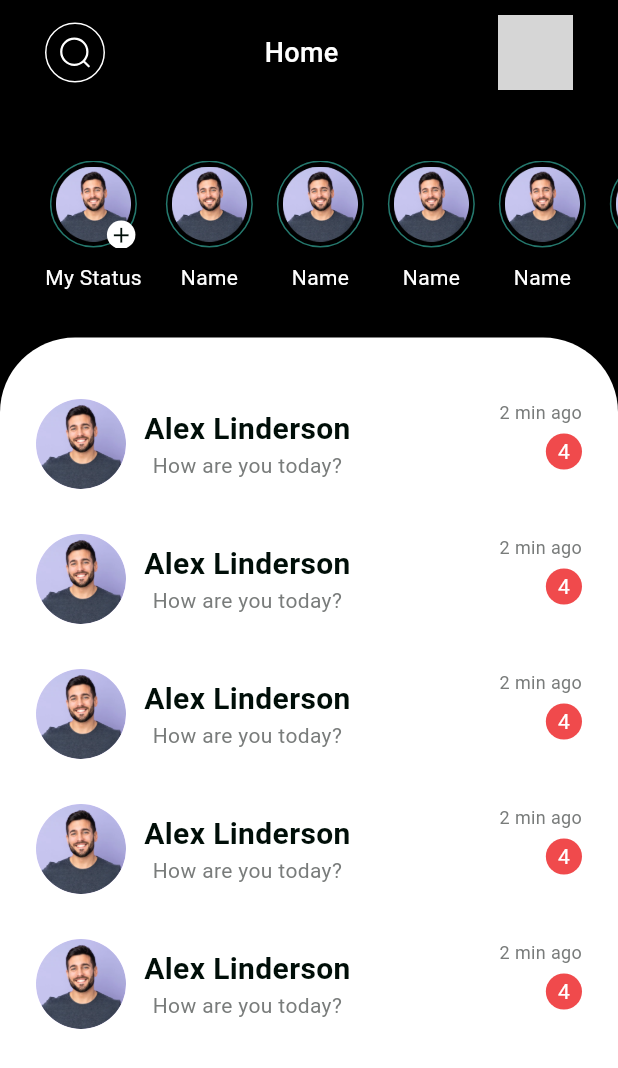
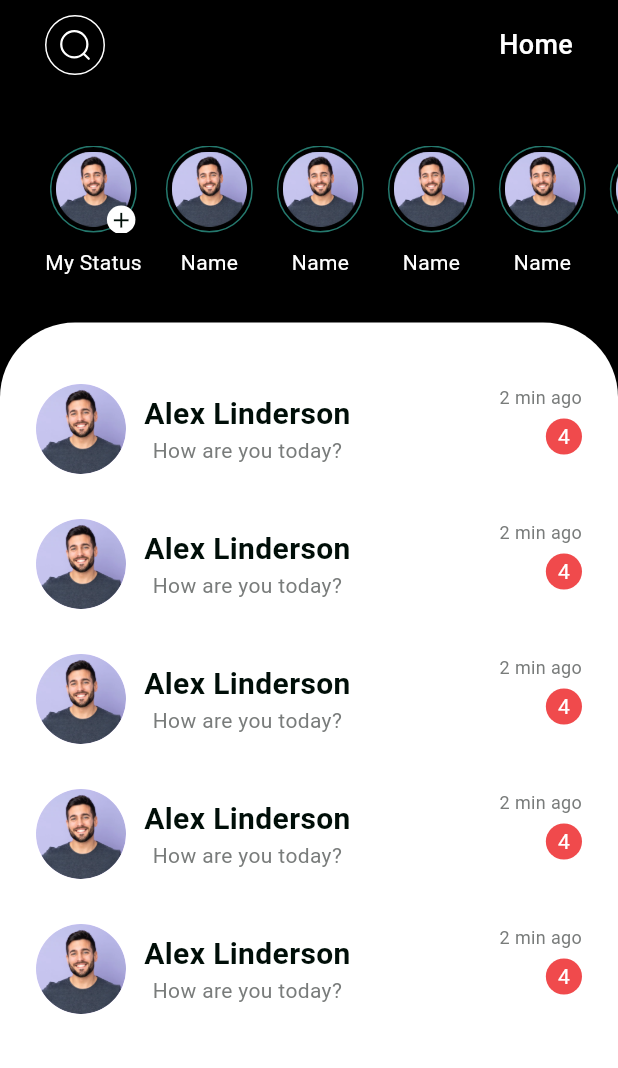
Before and after one commit to Ahmad-code916/chat_app, a Flutter app: the MessageScreen screen opened directly, on a phone screen of 412 x 824 dp. Shown: the top 1068 px of the screen. Run offline on Flutter 3.47's test engine with Material 3 defaults, Android fonts, the phone set to English and light mode, and no system bars; our stand-ins replace adaptive_dialog, cloud_firestore, firebase_auth, firebase_core, firebase_storage, flutter_svg and 2 more; accounts and stored records are empty; project files that could hold a hidden picture were left out; grey boxes are pictures that could not be loaded.

Commit message:
Push new changes

```diff
--- a/lib/main.dart
+++ b/lib/main.dart
@@ -2,6 +2,7 @@ import 'package:firebase_core/firebase_core.dart';
 import 'package:flutter/material.dart';
 import 'package:flutter_app/firebase_options.dart';
 import 'package:flutter_app/screens/splash_screen/splash_screen.dart';
+import 'package:flutter_app/utilities/app_strings.dart';
 import 'package:get/get.dart';
 
 void main() async {
@@ -16,6 +17,9 @@ class MyApp extends StatelessWidget {
   @override
   Widget build(BuildContext context) {
     return GetMaterialApp(
+      translations: AppTranslations(),
+      fallbackLocale: Locale('en', 'US'),
+      locale: Locale('en', 'US'),
       debugShowCheckedModeBanner: false,
       home: SplashScreen(),
     );
--- a/lib/screens/login_screen/login_screen_controller.dart
+++ b/lib/screens/login_screen/login_screen_controller.dart
@@ -44,6 +44,8 @@ class LoginScreenController extends GetxController {
         if (userData.exists) {
           UserBaseController.updateUserModel(
               UserModel.fromMap(userData.data() ?? {}));
+          print(
+              '^^^^^^^^^^^^^^^^^^^^^^^^^^^^${UserBaseController.userData.name ?? ""}');
         }
         Get.snackbar('Congratulations', 'Login Successfully!',
             backgroundColor: AppColors.whiteColor);
--- a/lib/screens/message_screen/message_screen.dart
+++ b/lib/screens/message_screen/message_screen.dart
@@ -3,7 +3,6 @@ import 'package:flutter_app/screens/message_screen/message_screen_controller.dar
 import 'package:flutter_app/utilities/user_base_conroller.dart';
 import 'package:flutter_svg/svg.dart';
 import 'package:get/get.dart';
-
 import '../../utilities/app_assets.dart';
 import '../../utilities/app_colors.dart';
 import '../../utilities/app_icons.dart';
@@ -50,11 +49,12 @@ class MessageScreen extends StatelessWidget {
                                 fontWeight: FontWeight.w500,
                                 fontSize: 18),
                           ),
-                          CircleAvatar(
-                            radius: 25,
-                            backgroundImage: NetworkImage(
-                                UserBaseController.userData.image ?? ""),
-                          ),
+                          // CircleAvatar(
+                          //   radius: 25,
+                          //   backgroundImage: NetworkImage(
+                          //       UserBaseController.userData.image ?? ""),
+                          // ),
+
                         ],
                       ),
                     ),
@@ -101,14 +101,14 @@ class MessageScreen extends StatelessWidget {
                                     )
                                   ],
                                 ),
-                                SizedBox(height: 10),
+                                const SizedBox(height: 10),
                                 Text(
                                   'My Status',
                                   style: TextStyle(color: AppColors.whiteColor),
                                 )
                               ],
                             ),
-                            SizedBox(width: 16),
+                            const SizedBox(width: 16),
                             Column(
                               children: [
                                 Container(
@@ -122,14 +122,14 @@ class MessageScreen extends StatelessWidget {
                                         height: 50),
                                   ),
                                 ),
-                                SizedBox(height: 10),
+                                const SizedBox(height: 10),
                                 Text(
                                   'Name',
                                   style: TextStyle(color: AppColors.whiteColor),
                                 )
                               ],
                             ),
-                            SizedBox(width: 16),
+                            const SizedBox(width: 16),
                             Column(
                               children: [
                                 Container(
@@ -143,14 +143,14 @@ class MessageScreen extends StatelessWidget {
                                         height: 50),
                                   ),
                                 ),
-                                SizedBox(height: 10),
+                                const SizedBox(height: 10),
                                 Text(
                                   'Name',
                                   style: TextStyle(color: AppColors.whiteColor),
                                 )
                               ],
                             ),
-                            SizedBox(width: 16),
+                            const SizedBox(width: 16),
                             Column(
                               children: [
                                 Container(
@@ -164,14 +164,14 @@ class MessageScreen extends StatelessWidget {
                                         height: 50),
                                   ),
                                 ),
-                                SizedBox(height: 10),
+                                const SizedBox(height: 10),
                                 Text(
                                   'Name',
                                   style: TextStyle(color: AppColors.whiteColor),
                                 )
                               ],
                             ),
-                            SizedBox(width: 16),
+                            const SizedBox(width: 16),
                             Column(
                               children: [
                                 Container(
@@ -185,14 +185,14 @@ class MessageScreen extends StatelessWidget {
                                         height: 50),
                                   ),
                                 ),
-                                SizedBox(height: 10),
+                                const SizedBox(height: 10),
                                 Text(
                                   'Name',
                                   style: TextStyle(color: AppColors.whiteColor),
                                 )
                               ],
                             ),
-                            SizedBox(width: 16),
+                            const SizedBox(width: 16),
                             Column(
                               children: [
                                 Container(
@@ -206,14 +206,35 @@ class MessageScreen extends StatelessWidget {
                                         height: 50),
                                   ),
                                 ),
-                                SizedBox(height: 10),
+                                const SizedBox(height: 10),
                                 Text(
                                   'Name',
                                   style: TextStyle(color: AppColors.whiteColor),
                                 )
                               ],
                             ),
-                            SizedBox(width: 16),
+                            const SizedBox(width: 16),
+                            Column(
+                              children: [
+                                Container(
+                                  decoration: BoxDecoration(
+                                      shape: BoxShape.circle,
+                                      border: Border.all(
+                                          color: AppColors.greenColor)),
+                                  child: Padding(
+                                    padding: const EdgeInsets.all(3),
+                                    child: Image.asset(AppAssets.boyImage,
+                                        height: 50),
+                                  ),
+                                ),
+                                const SizedBox(height: 10),
+                                Text(
+                                  'Name',
+                                  style: TextStyle(color: AppColors.whiteColor),
+                                )
+                              ],
+                            ),
+                            const SizedBox(width: 16),
                             Column(
                               children: [
                                 Container(
@@ -248,14 +269,14 @@ class MessageScreen extends StatelessWidget {
                                         height: 50),
                                   ),
                                 ),
-                                SizedBox(height: 10),
+                                const SizedBox(height: 10),
                                 Text(
                                   'Name',
                                   style: TextStyle(color: AppColors.whiteColor),
                                 )
                               ],
                             ),
-                            SizedBox(width: 16),
+                            const SizedBox(width: 16),
                             Column(
                               children: [
                                 Container(
@@ -269,14 +290,14 @@ class MessageScreen extends StatelessWidget {
                                         height: 50),
                                   ),
                                 ),
-                                SizedBox(height: 10),
+                                const SizedBox(height: 10),
                                 Text(
                                   'Name',
                                   style: TextStyle(color: AppColors.whiteColor),
                                 )
                               ],
                             ),
-                            SizedBox(width: 16),
+                            const SizedBox(width: 16),
                             Column(
                               children: [
                                 Container(
@@ -290,28 +311,7 @@ class MessageScreen extends StatelessWidget {
                                         height: 50),
                                   ),
                                 ),
-                                SizedBox(height: 10),
-                                Text(
-                                  'Name',
-                                  style: TextStyle(color: AppColors.whiteColor),
-                                )
-                              ],
-                            ),
-                            SizedBox(width: 16),
-                            Column(
-                              children: [
-                                Container(
-                                  decoration: BoxDecoration(
-                                      shape: BoxShape.circle,
-                                      border: Border.all(
-                                          color: AppColors.greenColor)),
-                                  child: Padding(
-                                    padding: const EdgeInsets.all(3),
-                                    child: Image.asset(AppAssets.boyImage,
-                                        height: 50),
-                                  ),
-                                ),
-                                SizedBox(height: 10),
+                                const SizedBox(height: 10),
                                 Text(
                                   'Name',
                                   style: TextStyle(color: AppColors.whiteColor),
--- /dev/null
+++ b/lib/services/services.dart
@@ -0,0 +1 @@
+class Services {}
--- a/lib/utilities/app_strings.dart
+++ b/lib/utilities/app_strings.dart
@@ -1,3 +1,5 @@
+import 'package:get/get.dart';
+
 class AppStrings {
   static const String connectFriend = 'Connect friends easily & quickly';
   static const String ourChatApp =
@@ -39,3 +41,18 @@ class AppStrings {
   static const String shareLocation = 'shareLocation';
   static const String settings = 'Settings';
 }
+
+class AppTranslations extends Translations {
+  @override
+  // TODO: implement keys
+  Map<String, Map<String, String>> get keys => {
+        'en_US': {
+          'connectFriend': 'Connect friends easily & quickly',
+          'home': 'home',
+        },
+        'ur_PK': {
+          'connectFriend': 'دوستوں کو آسانی اور تیزی سے جوڑیں',
+          'home': 'ہوم',
+        },
+      };
+}
```
Also changed, not shown: lib/models/thread_model.dart (added, +57 -0 lines), lib/screens/home_screen/home_screen_controller.dart (+35 -0 lines), lib/screens/settings_screen/settings_screen.dart (+20 -7 lines), lib/screens/settings_screen/settings_screen_controller.dart (+28 -0 lines), lib/screens/splash_screen/splash_screen_controller.dart (+9 -1 lines), pubspec.lock.
